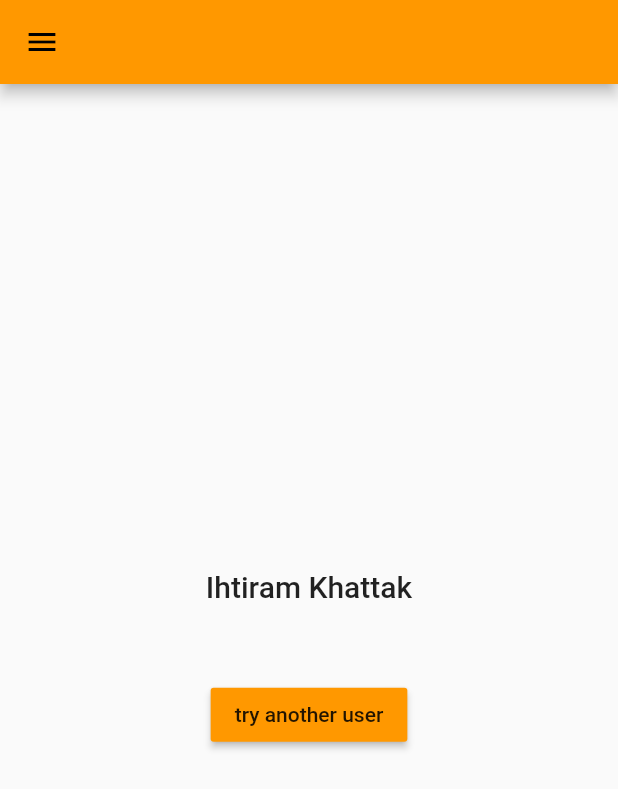
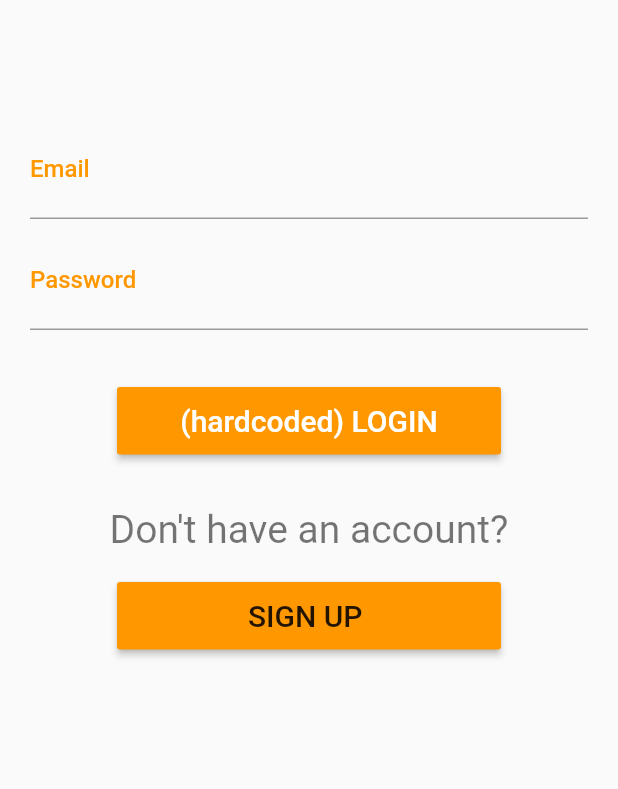
Before and after one commit to IHKodifier/procurementstein, a Flutter app: the screen it shows after launch, on a phone screen of 412 x 824 dp. Shown: the top 789 px of the screen. Run offline on Flutter 3.47's test engine with Material 2 defaults, Android fonts, the phone set to English and light mode, and no system bars; our stand-ins replace cloud_firestore, firebase_auth, flutter_spinkit, google_fonts; accounts and stored records are empty.

Commit message:
Stable nonBlOC streambased Auth

```diff
--- a/lib/app.dart
+++ b/lib/app.dart
@@ -1,6 +1,9 @@
 import 'package:flutter/material.dart';
+import 'package:procuremenstein/bloc/user_management.dart';
 import 'package:procuremenstein/screens/app_home.dart';
 import 'package:procuremenstein/bloc/authentication_bloc.dart';
+import 'package:procuremenstein/screens/login_page.dart';
+import 'package:procuremenstein/screens/new_account_success.dart';
 // import 'package:procuremenstein/bloc/authentication_bloc.dart';
 import 'package:provider/provider.dart';
 
@@ -15,12 +18,17 @@ class App extends StatelessWidget {
       ],
       child: MaterialApp(
         debugShowCheckedModeBanner: false,
-        title: 'procuremenStein-Stein',
+        title: 'procuremenStein',
+        routes: <String, WidgetBuilder>{
+          '/appHome': (_) => AppHome(),
+          '/login': (_) => LoginPage(),
+          '/newAccountSuccess': (BuildContext context) => NewAccountSuccess(),
+        },
         theme: ThemeData(
           primarySwatch: Colors.orange,
           // brightness: Brightness.dark
         ),
-        home: MyHomePage(),
+        home: UserManagement().handleAuth(),
       ),
     );
   }
--- /dev/null
+++ b/lib/bloc/app_user.dart
@@ -0,0 +1,24 @@
+import 'package:firebase_auth/firebase_auth.dart';
+
+class AppUser {
+  String _userid;
+  String _firstName;
+  String _lastName;
+  // String _lastSignedIn = DateTime.now().toString();
+  // String _lastmodified = DateTime.now().toString();
+  FirebaseUser fireUser;
+
+  String get userName => _userid;
+  String get firstName => _firstName;
+
+
+  String get displayName {
+    return '$_firstName $_lastName';
+  }
+
+  String get lastName => _lastName;
+  // String get lastSignIn => _lastSignedIn;
+
+  AppUser();
+  AppUser.fromFireUser(this.fireUser);
+}
--- a/lib/bloc/authentication_bloc.dart
+++ b/lib/bloc/authentication_bloc.dart
@@ -1,14 +1,22 @@
 import 'package:flutter/material.dart';
-import 'package:procuremenstein/bloc/user.dart';
+import 'package:procuremenstein/bloc/app_user.dart';
+import 'package:firebase_auth/firebase_auth.dart';
 
 class AuthenticationBloc extends ChangeNotifier {
-  User _user = User('Ihtiram@Heartfile.org', 'Ihtiram', 'Khattak');
+  //the currently logged in [AppUser]
+  AppUser _user = AppUser();
+  AppUser get authenticatedUser => _user;
 
-  User get authenticatedUser => _user;
+AuthenticateUser(){
 
+}
 
-  setAuthenticatedUser(User user){
+  //set AuthenticatedUser Across the app
+
+  // also set the internal [FireBaseUser]  for App User class
+  setAuthenticatedUser(AppUser user, FirebaseUser firebaseUser) {
     this._user = user;
+    this._user.fireUser = firebaseUser;
     notifyListeners();
   }
 }
--- a/lib/bloc/user.dart
+++ /dev/null
@@ -1,21 +0,0 @@
-class User {
-  String _userid;
-  String _firstName;
-  String _lastName;
-  String _lastSignedIn = DateTime.now().toString();
-  String _lastmodified = DateTime.now().toString();
-
-  String get userName => _userid;
-  String get firstName => _firstName;
-
-  String get displayName {
-    return '$_firstName $_lastName';
-  }
-
-  String get lastName => _lastName;
-  String get lastSignIn => _lastSignedIn;
-  String get lastModified => _lastmodified;
-
-  User(this._userid, this._firstName, this._lastName);
-
-}
--- a/lib/bloc/user_management.dart
+++ b/lib/bloc/user_management.dart
@@ -1,37 +1,53 @@
-// import 'package:cloud_firestore/cloud_firestore.dart';
-// import 'package:firebase_auth/firebase_auth.dart';
-// import 'package:flutter/widgets.dart';
-// import 'package:health_financer/packageLib.dart';
-// import 'package:health_financer/ui/apphomePage.dart';
+import 'package:cloud_firestore/cloud_firestore.dart';
+import 'package:firebase_auth/firebase_auth.dart';
+import 'package:flutter/widgets.dart';
+import 'package:procuremenstein/screens/app_home.dart';
+import 'package:procuremenstein/screens/login_page.dart';
+import 'package:procuremenstein/shared/loding_spinner.dart';
+import '';
 
-// class UserManagement {
-//   createNewUser(AuthResult authResult, context) {
-//     Firestore.instance.collection('/users').add({
-//       'email': authResult.user.email,
-//       'uid': authResult.user.uid,
-//       'roles': 'kiosk,doctor',
-//       'createdBy': 'debugAdmin',
-//     }).then((value) {
-//       Navigator.of(context).pop();
-//       Navigator.pushReplacementNamed(context, '/newAccountSuccess');
-//     }).catchError((e) {
-//       print(e);
-//     });
-//   }
+class UserManagement {
+  createNewUser(AuthResult authResult, context) {
 
-//   Widget handleAuth() {
-//     return StreamBuilder(
-//         stream: FirebaseAuth.instance.onAuthStateChanged,
-//         builder: (BuildContext context, snapshot) {
-//           if (snapshot.hasData) {
-//             return AppHomePage();
-//           } else {
-//             return LoginPage();
-//           }
-//         });
-//   }
+    // BuildContext _context
+    Firestore.instance.collection('/users').add({
+      'email': authResult.user.email,
+      'uid': authResult.user.uid,
+      'roles': 'kiosk,doctor',
+      'createdBy': 'debugAdmin',
+    }).then((value) {
+      Navigator.of(context).pop();
+      Navigator.pushReplacementNamed(context, '/newAccountSuccess');
+    }).catchError((e) {
+      print(e);
+    });
+  }
 
-//   signOut() {
-//     FirebaseAuth.instance.signOut();
-//   }
-// }
+  Widget handleAuth() {
+    return StreamBuilder(
+        stream: FirebaseAuth.instance.onAuthStateChanged,
+        builder: (BuildContext context, snapshot) {
+          if (snapshot.hasData) {
+            // AuthenticationBloc.
+            return AppHome();
+          } else {
+            return LoginPage();
+          }
+        });
+  }
+
+  Widget handleSignOut(BuildContext context) {
+    return FutureBuilder(
+      future: FirebaseAuth.instance.signOut(),
+      // initialData: InitialData,
+      builder: (BuildContext context, AsyncSnapshot snapshot) {
+        if (!snapshot.hasData)
+          return LoadingSpinner();
+        else
+          Navigator.of(context).popAndPushNamed('/login');
+      },
+    );
+
+    FirebaseAuth.instance.signOut();
+  }
+}
--- a/lib/screens/app_drawer.dart
+++ b/lib/screens/app_drawer.dart
@@ -2,7 +2,7 @@ import 'dart:math';
 
 import 'package:flutter/material.dart';
 import 'package:procuremenstein/bloc/authentication_bloc.dart';
-import 'package:procuremenstein/bloc/user.dart';
+import 'package:procuremenstein/bloc/app_user.dart';
 import 'package:procuremenstein/bloc/authentication_bloc.dart';
 
 import 'package:provider/provider.dart';
@@ -67,14 +67,9 @@ class AppDrawer extends StatelessWidget {
             child: Text('try another user'),
             color: Theme.of(context).primaryColor,
             onPressed: () {
-              List<User> users = <User>[
-                User('Nasir@Heartfile.org', 'Nasir', 'Mehmood'),
-                User('Kassim@Heartfile.org', 'Kassim', 'Nishtar'),
-                User('Saba@Heartfile.org', 'Saba', 'Amjad'),
-                User('Amjad@Heartfile.org', 'Amjad ', 'Khan'),
-                User('Qadeer@Heartfile.org', 'Qadeer', 'Khan'),
-                User('AAmra@Heartfile.org', 'Aamra', 'Q. Abbasi'),
-               User('Uzair@Heartfile.org', 'Sardar Uzair Kan ', 'Baloch'),
+              List<AppUser> users = <AppUser>[
+
+               AppUser(),
               ];
               Random random = Random();
               authBloc.setAuthenticatedUser(users[random.nextInt(7)],);
--- a/lib/screens/app_home.dart
+++ b/lib/screens/app_home.dart
@@ -1,26 +1,26 @@
 import 'dart:math';
 
 import 'package:flutter/material.dart';
-import 'package:google_fonts/google_fonts.dart';
-import 'package:procuremenstein/bloc/user.dart';
+// import 'package:google_fonts/google_fonts.dart';
+import 'package:procuremenstein/bloc/app_user.dart';
+import 'package:procuremenstein/bloc/user_management.dart';
 import 'package:procuremenstein/screens/app_drawer.dart';
-import 'package:procuremenstein/widget/inner.dart';
+// import 'package:procuremenstein/widget/inner.dart';
 import 'package:procuremenstein/bloc/authentication_bloc.dart';
-// import 'package:procuremenstein/bloc/authentication_bloc.dart';
+import 'package:procuremenstein/shared/loding_spinner.dart';
 import 'package:provider/provider.dart';
 
-class MyHomePage extends StatefulWidget {
+class AppHome extends StatefulWidget {
   // MyHomePage()
 
   @override
-  _MyHomePageState createState() => _MyHomePageState();
+  _AppHomeState createState() => _AppHomeState();
 }
 
-class _MyHomePageState extends State<MyHomePage> {
+class _AppHomeState extends State<AppHome> {
   @override
   Widget build(BuildContext context) {
-    AuthenticationBloc authBloc =
-        Provider.of<AuthenticationBloc>(context);
+    AuthenticationBloc authBloc = Provider.of<AuthenticationBloc>(context);
 
     return Scaffold(
       drawer: AppDrawer(),
@@ -29,26 +29,38 @@ class _MyHomePageState extends State<MyHomePage> {
         child: Column(
           mainAxisAlignment: MainAxisAlignment.center,
           children: <Widget>[
-            InnerText(),
-            SizedBox(height: 50,),
-             RaisedButton(
-            child: Text('try another user'),
-            color: Theme.of(context).primaryColor,
-            onPressed: () {
-              List<User> users = <User>[
-                User('Nasir@Heartfile.org', 'Nasir', 'Mehmood'),
-                User('Kassim@Heartfile.org', 'Kassim', 'Nishtar'),
-                User('Saba@Heartfile.org', 'Saba', 'Amjad'),
-                User('Amjad@Heartfile.org', 'Amjad ', 'Khan'),
-                User('Qadeer@Heartfile.org', 'Qadeer', 'Khan'),
-                User('AAmra@Heartfile.org', 'Aamra', 'Q. Abbasi'),
-                User('Uzair@Heartfile.org', 'Sardar Uzair Kan ', 'Baloch'),
-              ];
-              Random random = Random();
+            // InnerText(),
+            SizedBox(
+              height: 50,
+            ),
+            //    RaisedButton(
+            //   child: Text('try another user'),
+            //   color: Theme.of(context).primaryColor,
+            //   onPressed: () {
+            //     List<User> users = <User>[
+            //       User('Nasir@Heartfile.org', 'Nasir', 'Mehmood'),
+            //       User('Kassim@Heartfile.org', 'Kassim', 'Nishtar'),
+            //       User('Saba@Heartfile.org', 'Saba', 'Amjad'),
+            //       User('Amjad@Heartfile.org', 'Amjad ', 'Khan'),
+            //       User('Qadeer@Heartfile.org', 'Qadeer', 'Khan'),
+            //       User('AAmra@Heartfile.org', 'Aamra', 'Q. Abbasi'),
+            //       User('Uzair@Heartfile.org', 'Sardar Uzair Kan ', 'Baloch'),
+            //     ];
+            //     Random random = Random();
 
-              authBloc.setAuthenticatedUser(users[random.nextInt(7)],);
-            },
-          ),
+            //     authBloc.setAuthenticatedUser(users[random.nextInt(7)],);
+            //   },
+            // ),
+            Text('You have logged in successfully'),
+            SizedBox(height: 50),
+            RaisedButton(
+                child: Text('Log out'),
+                onPressed: () {
+                  UserManagement().handleSignOut(context);
+                    // initialData: ,
+
+
+                }),
           ],
         ),
       ),
--- /dev/null
+++ b/lib/screens/login_page.dart
@@ -0,0 +1,161 @@
+import 'package:firebase_auth/firebase_auth.dart';
+import 'package:flutter/material.dart';
+
+import 'package:google_fonts/google_fonts.dart';
+import 'package:procuremenstein/bloc/user_management.dart';
+import 'package:procuremenstein/shared/loding_spinner.dart';
+
+class LoginPage extends StatefulWidget {
+  // bool retryLogin=false;
+
+  LoginPage();
+  @override
+  _LoginPageState createState() => _LoginPageState();
+}
+
+class _LoginPageState extends State<LoginPage> {
+  bool isLoading = false;
+  String _email;
+  String _password;
+
+  @override
+  Widget build(BuildContext context) {
+    ThemeData localTheme = Theme.of(context);
+    return isLoading
+        ? LoadingSpinner()
+        : Scaffold(
+            // backgroundColor: Theme.of(context).colorScheme.onPrimary,
+            body: Container(
+              child: Padding(
+                padding: const EdgeInsets.all(20.0),
+                child: SingleChildScrollView(
+                  child: Column(
+                    mainAxisAlignment: MainAxisAlignment.center,
+                    children: <Widget>[
+                      Padding(
+                        padding: const EdgeInsets.only(top: 30.0),
+                        // child: PhilanthroctorLogo(),
+                      ),
+                      SizedBox(
+                        height: 30.0,
+                      ),
+                      _emailTextField(localTheme),
+                      _passwordTextField(localTheme),
+                      SizedBox(height: 30.0),
+                      _loginButton(localTheme, context),
+                      SizedBox(height: 35.0),
+                      Text('Don\'t have an account?',
+                          style: localTheme.textTheme.display1
+                              .copyWith(fontSize: 26.0)),
+                      SizedBox(height: 20.0),
+                      _signupButton(context, localTheme),
+                    ],
+                  ),
+                ),
+              ),
+            ),
+          );
+  }
+
+  Container _signupButton(BuildContext context, ThemeData localTheme) {
+    return Container(
+      width: 260,
+      height: 45.0,
+      padding: EdgeInsets.symmetric(
+        horizontal: 2,
+      ),
+      child: RaisedButton(
+        color: Theme.of(context).primaryColor,
+        child: Text(
+          'SIGN UP ',
+          style: localTheme.textTheme.button.copyWith(fontSize: 20.0),
+        ),
+        onPressed: () {
+          Navigator.of(context).pushNamed('/signup');
+        },
+      ),
+    );
+  }
+
+  Container _loginButton(ThemeData localTheme, BuildContext context) {
+    return Container(
+      width: 260,
+      height: 45.0,
+      padding: EdgeInsets.symmetric(horizontal: 2),
+      child: RaisedButton(
+          child: Text(
+            '(hardcoded) LOGIN',
+            style: localTheme.textTheme.button
+                .copyWith(color: Colors.white, fontSize: 20.0),
+          ),
+          color: Theme.of(context).primaryColor,
+          onPressed: () {
+            setState(() => isLoading = true);
+            FirebaseAuth.instance
+                .signInWithEmailAndPassword(email: 'Nasir@Heartfile.org', password: '123456')
+                // signInWithEmailAndPassword(email: _email, password: _password)
+                .then((signedInUser) {
+              // setState(() => isLoading = false);
+              //  Navigator.of(context).popAndPushNamed('/appHome');
+
+              // UserManagement().handleAuth();
+            }).catchError((onError) {
+              // setState(() => isLoading = false);
+              // Navigator.of(context).pushReplacementNamed('/retryLogin');
+            });
+          }),
+    );
+  }
+
+  Padding _passwordTextField(ThemeData localTheme) {
+    return Padding(
+      padding: const EdgeInsets.only(bottom: 8.0),
+      child: TextField(
+        style: GoogleFonts.raleway(color: Colors.black, fontSize: 22),
+        decoration: InputDecoration(
+          border: localTheme.inputDecorationTheme.border,
+          hintText: ' alWayS CASE sENsItivE!!',
+          hintStyle: localTheme.textTheme.subhead.copyWith(
+            fontSize: 16.0,
+            color: Colors.black54,
+            fontStyle: FontStyle.italic,
+          ),
+          labelText: 'Password',
+          labelStyle: localTheme.textTheme.title.copyWith(
+            color: localTheme.primaryColor,
+            fontSize: 16.0,
+          ),
+        ),
+        obscureText: true,
+        onChanged: (value) {
+          _password = value.toString().trim();
+        },
+      ),
+    );
+  }
+
+  Padding _emailTextField(ThemeData localTheme) {
+    return Padding(
+      padding: const EdgeInsets.only(bottom: 8.0),
+      child: TextField(
+        style: GoogleFonts.raleway(color: Colors.black, fontSize: 22),
+        decoration: InputDecoration(
+          hintText: 'email used to create ProcuremenStein account',
+          labelText: 'Email',
+          labelStyle: localTheme.textTheme.title.copyWith(
+            color: localTheme.primaryColor,
+            fontSize: 16.0,
+          ),
+          hintStyle: localTheme.textTheme.subhead.copyWith(
+            fontSize: 16.0,
+            color: Colors.black54,
+            fontStyle: FontStyle.italic,
+          ),
+        ),
+        onChanged: (value) {
+          _email = value.toString().trim();
+        },
+      ),
+    );
+  }
+}
--- a/lib/widget/app.dart
+++ b/lib/shared/app.dart
@@ -11,7 +11,7 @@ class App extends StatelessWidget {
         primarySwatch: Colors.orange,
         // brightness: Brightness.dark
       ),
-      home: MyHomePage(),
+      home: AppHome(),
     );
   }
 }
--- a/pubspec.yaml
+++ b/pubspec.yaml
@@ -21,6 +21,9 @@ dependencies:
     sdk: flutter
   google_fonts: ^1.0.0
   provider: ^4.1.1
+  firebase_auth: ^0.16.0
+  cloud_firestore: ^0.13.5
+  flutter_spinkit: ^4.1.2+1
 
   # The following adds the Cupertino Icons font to your application.
   # Use with the CupertinoIcons class for iOS style icons.
```
Also changed, not shown: lib/screens/new_account_success.dart (added, +83 -0 lines), lib/shared/loding_spinner.dart (added, +34 -0 lines), lib/shared/inner.dart (renamed from lib/widget/inner.dart), pubspec.lock, 14 other files.
